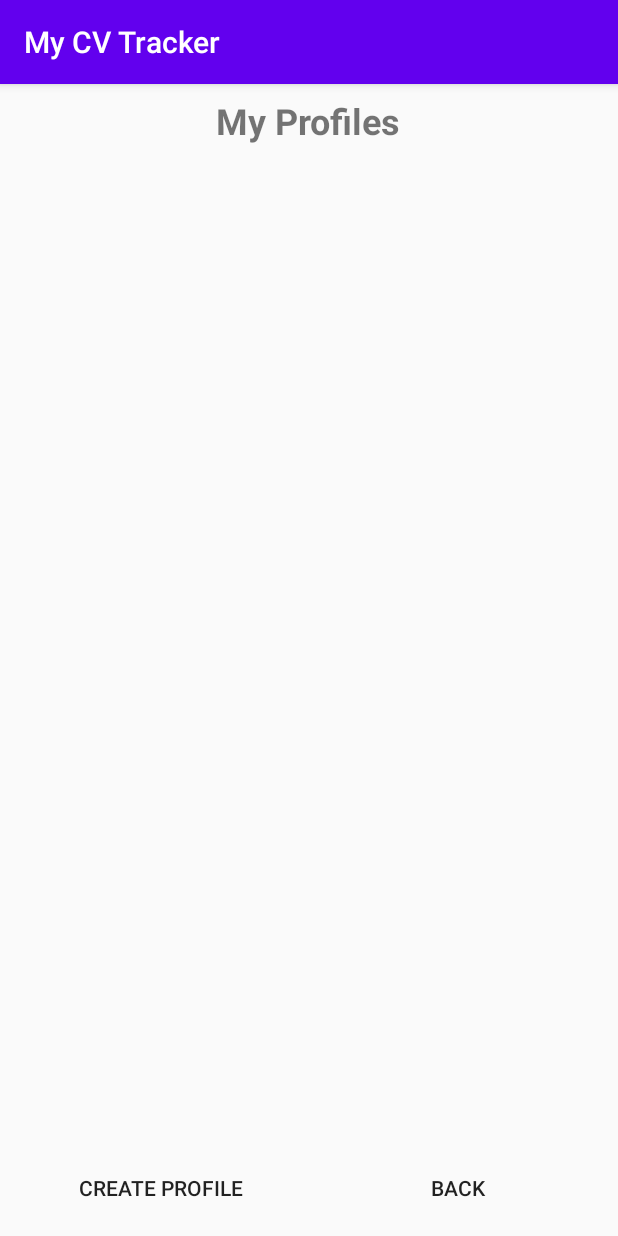
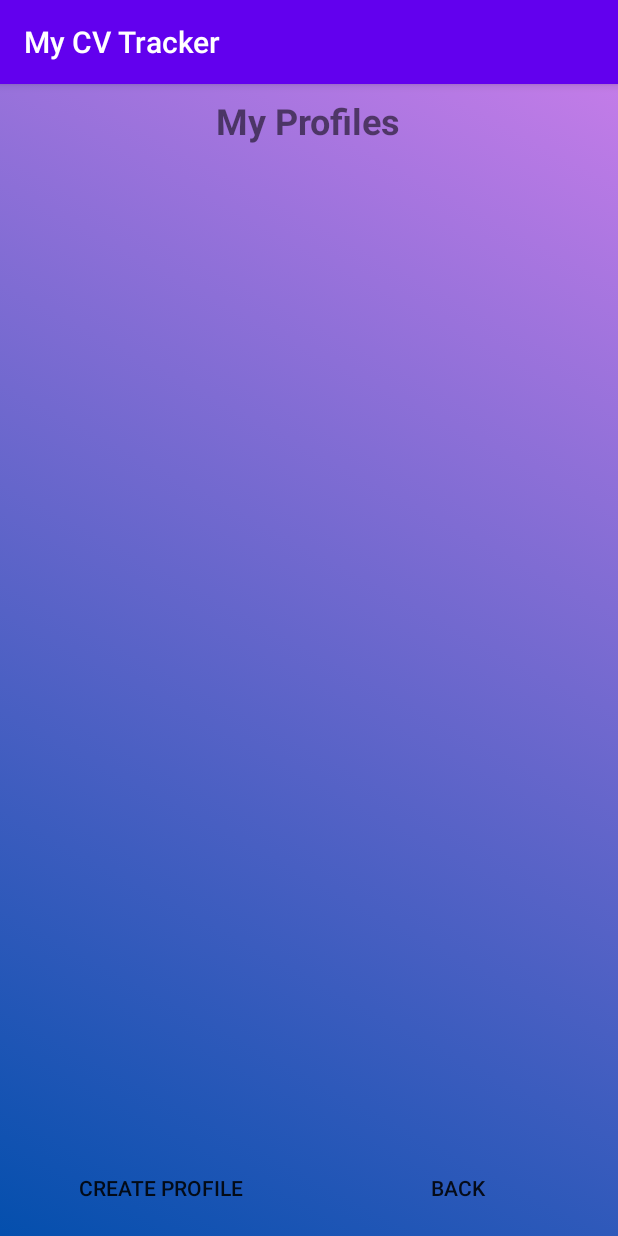
Before and after one commit to kgiarima/myCVtracker, an Android app: the screen it shows after launch (SelectProfile), after a tap on "MY PROFILES", on a phone screen of 412 x 824 dp. Run offline under Robolectric (Android 15) with nearby library versions, the phone set to English and light mode, and no system bars; 1 other tap on this screen came first.

Commit message:
fix deleting a skillProfile relation add background color animation

```diff
--- a/app/src/main/java/com/example/mycvtracker/MainActivity.java
+++ b/app/src/main/java/com/example/mycvtracker/MainActivity.java
@@ -2,8 +2,10 @@ package com.example.mycvtracker;
 
 import androidx.appcompat.app.AlertDialog;
 import androidx.appcompat.app.AppCompatActivity;
+import androidx.constraintlayout.widget.ConstraintLayout;
 
 import android.content.Intent;
+import android.graphics.drawable.AnimationDrawable;
 import android.os.Bundle;
 import android.view.View;
 
@@ -13,6 +15,17 @@ public class MainActivity extends AppCompatActivity {
     protected void onCreate(Bundle savedInstanceState) {
         super.onCreate(savedInstanceState);
         setContentView(R.layout.activity_main);
+
+        setAnimation();
+    }
+
+    // enable background animation
+    public void setAnimation(){
+        ConstraintLayout cl = findViewById(R.id.layout);
+        AnimationDrawable ad = (AnimationDrawable) cl.getBackground();
+        ad.setEnterFadeDuration(1500);
+        ad.setExitFadeDuration(3500);
+        ad.start();
     }
 
     // create a new profile template
--- a/app/src/main/java/com/example/mycvtracker/SelectProfile.java
+++ b/app/src/main/java/com/example/mycvtracker/SelectProfile.java
@@ -2,6 +2,7 @@ package com.example.mycvtracker;
 
 import android.content.Intent;
 import android.database.Cursor;
+import android.graphics.drawable.AnimationDrawable;
 import android.os.Bundle;
 import android.view.LayoutInflater;
 import android.view.View;
@@ -9,6 +10,7 @@ import android.widget.Button;
 import android.widget.LinearLayout;
 
 import androidx.appcompat.app.AppCompatActivity;
+import androidx.constraintlayout.widget.ConstraintLayout;
 
 // SelectProfile handles the activity to list all existing user profiles
 public class SelectProfile extends AppCompatActivity {
@@ -29,8 +31,17 @@ public class SelectProfile extends AppCompatActivity {
         profilesLL = findViewById(R.id.profilesLL);
         inflater = LayoutInflater.from(this);
         loadProfiles();
+        setAnimation();
     }
 
+    // enable background animation
+    public void setAnimation(){
+        ConstraintLayout cl = findViewById(R.id.layout);
+        AnimationDrawable ad = (AnimationDrawable) cl.getBackground();
+        ad.setEnterFadeDuration(1500);
+        ad.setExitFadeDuration(3500);
+        ad.start();
+    }
 
     // retrieve all profiles from the db and list them in the profile's linear layout
     public void loadProfiles () {
--- /dev/null
+++ b/app/src/main/res/drawable/drawable_1.xml
@@ -0,0 +1,8 @@
+<?xml version="1.0" encoding="utf-8"?>
+<shape xmlns:android="http://schemas.android.com/apk/res/android">
+    <gradient
+        android:angle="225"
+        android:startColor="#C37CE8"
+        android:endColor="#044fad"
+        />
+</shape>
--- /dev/null
+++ b/app/src/main/res/drawable/drawable_2.xml
@@ -0,0 +1,8 @@
+<?xml version="1.0" encoding="utf-8"?>
+<shape xmlns:android="http://schemas.android.com/apk/res/android">
+    <gradient
+        android:angle="45"
+        android:startColor="#5CB668"
+        android:endColor="#DC9150"
+        />
+</shape>
--- /dev/null
+++ b/app/src/main/res/drawable/drawable_3.xml
@@ -0,0 +1,8 @@
+<?xml version="1.0" encoding="utf-8"?>
+<shape xmlns:android="http://schemas.android.com/apk/res/android">
+    <gradient
+        android:angle="135"
+        android:startColor="#B8A356"
+        android:endColor="#044fad"
+        />
+</shape>
--- /dev/null
+++ b/app/src/main/res/drawable/gradient_list.xml
@@ -0,0 +1,13 @@
+<?xml version="1.0" encoding="utf-8"?>
+<animation-list xmlns:android="http://schemas.android.com/apk/res/android">
+
+    <item android:drawable="@drawable/drawable_1"
+        android:duration="4000"/>
+
+    <item android:drawable="@drawable/drawable_2"
+        android:duration="4000"/>
+
+    <item android:drawable="@drawable/drawable_3"
+        android:duration="4000"/>
+
+</animation-list>
--- a/app/src/main/res/layout/activity_main.xml
+++ b/app/src/main/res/layout/activity_main.xml
@@ -5,6 +5,8 @@
     xmlns:tools="http://schemas.android.com/tools"
     android:layout_width="match_parent"
     android:layout_height="match_parent"
+    android:id="@+id/layout"
+    android:background="@drawable/gradient_list"
     tools:context=".MainActivity">
 
     <LinearLayout
--- a/app/src/main/res/layout/create_profile.xml
+++ b/app/src/main/res/layout/create_profile.xml
@@ -5,6 +5,8 @@
     xmlns:tools="http://schemas.android.com/tools"
     android:layout_width="match_parent"
     android:layout_height="match_parent"
+    android:id="@+id/layout"
+    android:background="@drawable/gradient_list"
     tools:context=".CreateProfile">
 
     <LinearLayout
--- a/app/src/main/res/layout/create_skill.xml
+++ b/app/src/main/res/layout/create_skill.xml
@@ -5,6 +5,8 @@
     xmlns:tools="http://schemas.android.com/tools"
     android:layout_width="match_parent"
     android:layout_height="match_parent"
+    android:id="@+id/layout"
+    android:background="@drawable/gradient_list"
     tools:context=".CreateSkill">
 
     <LinearLayout
--- a/app/src/main/res/layout/load_profile.xml
+++ b/app/src/main/res/layout/load_profile.xml
@@ -5,6 +5,8 @@
     xmlns:tools="http://schemas.android.com/tools"
     android:layout_width="match_parent"
     android:layout_height="match_parent"
+    android:id="@+id/layout"
+    android:background="@drawable/gradient_list"
     tools:context=".LoadProfile">
 
     <LinearLayout
--- a/app/src/main/res/layout/load_profiles.xml
+++ b/app/src/main/res/layout/load_profiles.xml
@@ -1,7 +1,10 @@
 <?xml version="1.0" encoding="utf-8"?>
 <androidx.constraintlayout.widget.ConstraintLayout
-    xmlns:android="http://schemas.android.com/apk/res/android" android:layout_width="match_parent"
-    android:layout_height="match_parent">
+    xmlns:android="http://schemas.android.com/apk/res/android"
+    android:layout_width="match_parent"
+    android:layout_height="match_parent"
+    android:id="@+id/layout"
+    android:background="@drawable/gradient_list">
 
     <LinearLayout
         android:layout_width="match_parent"
--- a/app/src/main/res/layout/load_skill.xml
+++ b/app/src/main/res/layout/load_skill.xml
@@ -5,6 +5,8 @@
     xmlns:tools="http://schemas.android.com/tools"
     android:layout_width="match_parent"
     android:layout_height="match_parent"
+    android:id="@+id/layout"
+    android:background="@drawable/gradient_list"
     tools:context=".LoadSkill">
 
     <LinearLayout
--- a/app/src/main/res/layout/select_skill.xml
+++ b/app/src/main/res/layout/select_skill.xml
@@ -5,6 +5,8 @@
     xmlns:tools="http://schemas.android.com/tools"
     android:layout_width="match_parent"
     android:layout_height="match_parent"
+    android:id="@+id/layout"
+    android:background="@drawable/gradient_list"
     tools:context=".SelectSkill">
 
     <LinearLayout
```
Also changed, not shown: app/src/main/java/com/example/mycvtracker/CreateProfile.java (+13 -0 lines), app/src/main/java/com/example/mycvtracker/CreateSkill.java (+12 -0 lines), app/src/main/java/com/example/mycvtracker/DBHandler.java (+19 -17 lines), app/src/main/java/com/example/mycvtracker/LoadProfile.java (+14 -0 lines), app/src/main/java/com/example/mycvtracker/LoadSkill.java (+13 -1 lines), app/src/main/java/com/example/mycvtracker/SelectSkill.java (+13 -0 lines).
